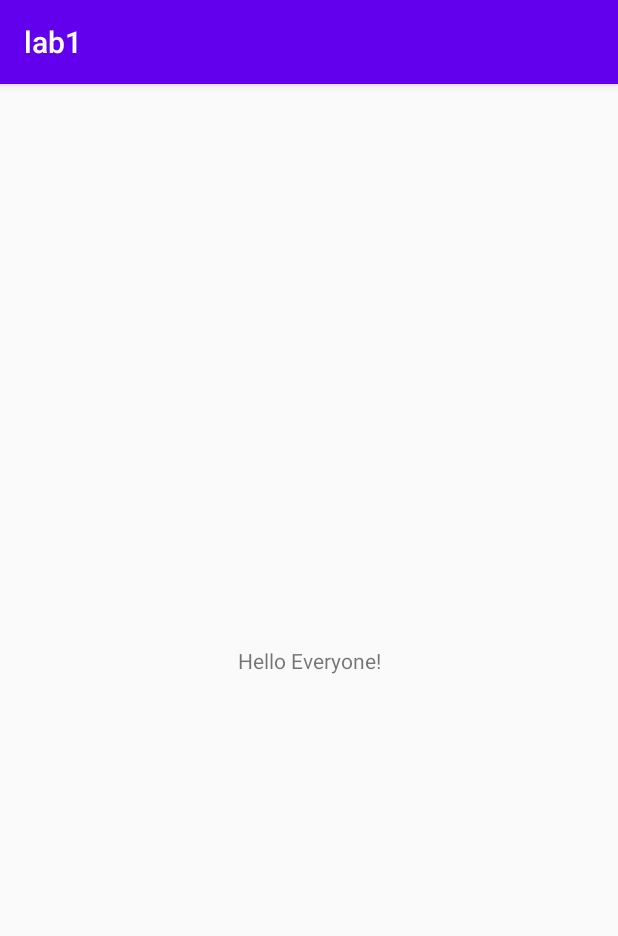
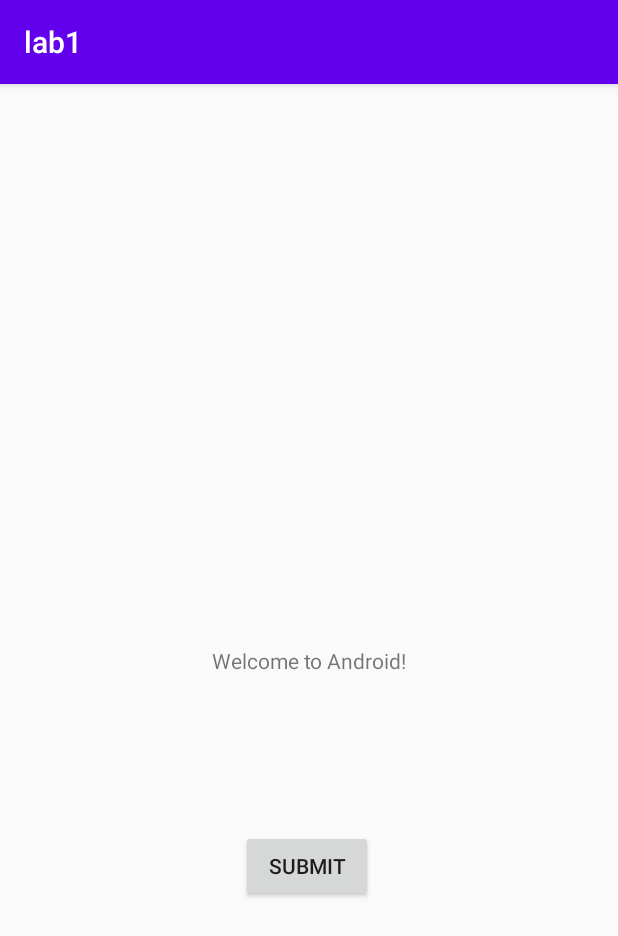
Before and after one commit to CS407-Fall-2021/lab1-jzogleman, an Android app: the screen it shows after launch (LabActivity), on a phone screen of 412 x 824 dp. Shown: the top 936 px of the screen. Run offline under Robolectric (Android 15) with nearby library versions, the phone set to English and light mode, and no system bars.

Commit message:
Button added and text changed

```diff
--- a/app/src/main/res/layout/activity_main.xml
+++ b/app/src/main/res/layout/activity_main.xml
@@ -7,12 +7,24 @@
     tools:context=".LabActivity">
 
     <TextView
+        android:id="@+id/textView"
         android:layout_width="wrap_content"
         android:layout_height="wrap_content"
-        android:text="Hello Everyone!"
+        android:text="Welcome to Android!"
         app:layout_constraintBottom_toBottomOf="parent"
         app:layout_constraintLeft_toLeftOf="parent"
         app:layout_constraintRight_toRightOf="parent"
         app:layout_constraintTop_toTopOf="parent" />
 
+    <Button
+        android:id="@+id/button"
+        android:layout_width="wrap_content"
+        android:layout_height="wrap_content"
+        android:layout_marginStart="19dp"
+        android:layout_marginLeft="19dp"
+        android:layout_marginTop="103dp"
+        android:text="Submit"
+        app:layout_constraintStart_toStartOf="@+id/textView"
+        app:layout_constraintTop_toBottomOf="@+id/textView" />
+
 </androidx.constraintlayout.widget.ConstraintLayout>
```
